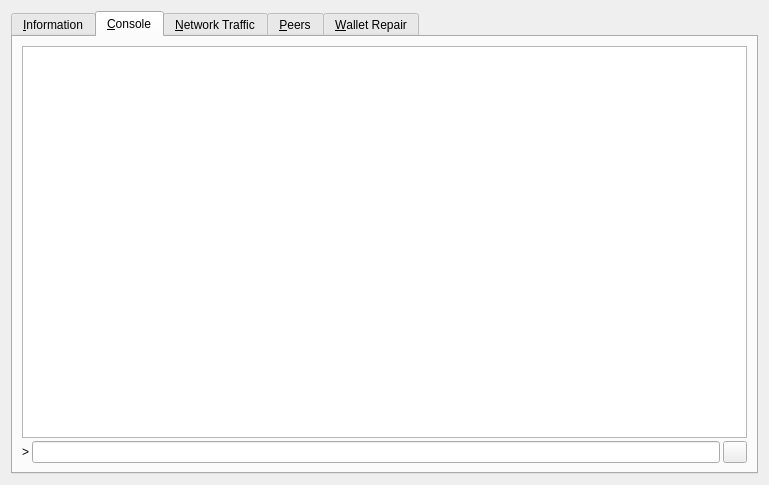
The window that src/qt/forms/rpcconsole.ui (dogecash/dogecash-oldchain) describes before a commit, drawn with Qt 5.
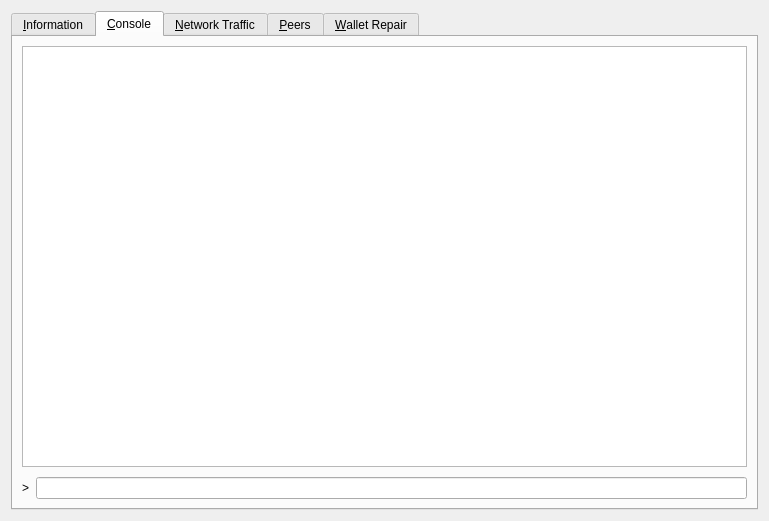
The same window after the commit. The open tabs and pages were chosen to show the change. Icons and pictures are not drawn. Custom widgets are drawn as their Qt base class.

What changed in the file:
```diff
--- a/src/qt/forms/rpcconsole.ui
+++ b/src/qt/forms/rpcconsole.ui
@@ -7,7 +7,7 @@
     <x>0</x>
     <y>0</y>
     <width>769</width>
-    <height>485</height>
+    <height>521</height>
    </rect>
   </property>
   <property name="windowTitle">
@@ -372,7 +372,7 @@
       </attribute>
       <layout class="QVBoxLayout" name="verticalLayout_3">
        <property name="spacing">
-        <number>3</number>
+        <number>10</number>
        </property>
        <item>
         <widget class="QTextEdit" name="messagesWidget">
@@ -396,7 +396,7 @@
        <item>
         <layout class="QHBoxLayout" name="horizontalLayout">
          <property name="spacing">
-          <number>3</number>
+          <number>0</number>
          </property>
          <item>
           <widget class="QLabel" name="label">
@@ -405,6 +405,22 @@
            </property>
           </widget>
          </item>
+         <item>
+          <spacer name="horizontalSpacer">
+           <property name="orientation">
+            <enum>Qt::Horizontal</enum>
+           </property>
+           <property name="sizeType">
+            <enum>QSizePolicy::Fixed</enum>
+           </property>
+           <property name="sizeHint" stdset="0">
+            <size>
+             <width>7</width>
+             <height>20</height>
+            </size>
+           </property>
+          </spacer>
+         </item>
          <item>
           <widget class="QLineEdit" name="lineEdit"/>
          </item>
@@ -412,7 +428,7 @@
           <widget class="QPushButton" name="clearButton">
            <property name="maximumSize">
             <size>
-             <width>24</width>
+             <width>0</width>
              <height>24</height>
             </size>
            </property>
```
Left out of the diff: 324 changed lines with no effect on the pictures.
